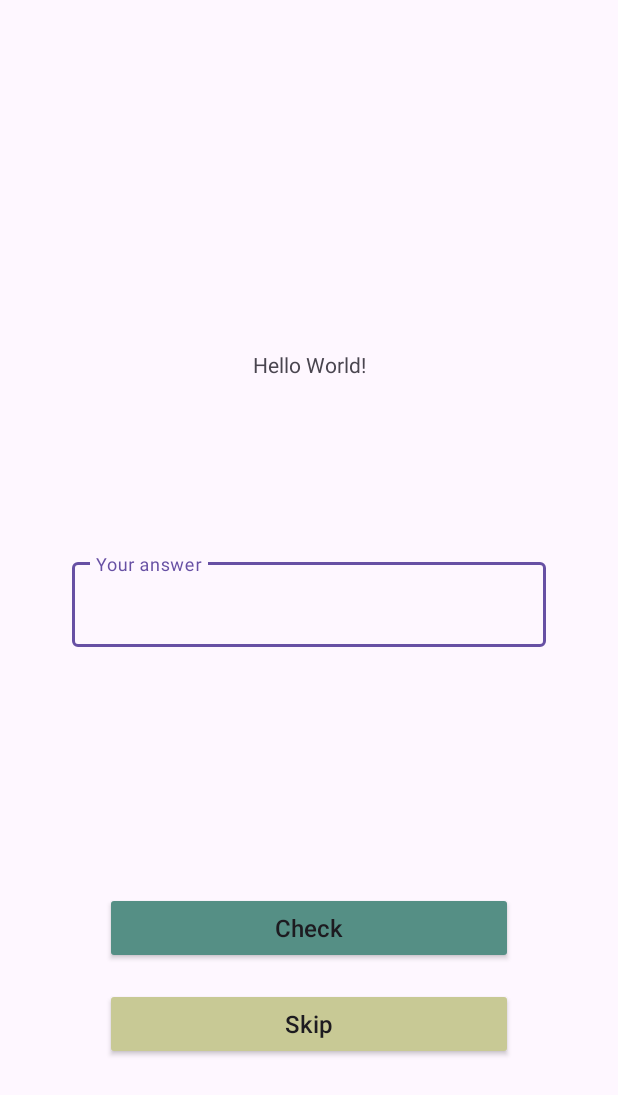
After one commit to GermanFromSP/GoogleUnscrambleAppTDD, an Android app: the layout game_fragment.xml on its own in the app's theme, with its tools: preview values and no code run, on a phone screen of 412 x 824 dp. The commit adds this screen. Shown: the top 1095 px of the screen. Run offline under Robolectric (Android 15) with nearby library versions, the phone set to English and light mode, and no system bars.

Commit message:
UG-15 navigation

```diff
--- a/app/src/main/java/ru/german/android/expertcourseunscrambleword/GameRepository.kt
+++ b/app/src/main/java/ru/german/android/expertcourseunscrambleword/GameRepository.kt
@@ -22,6 +22,5 @@ interface GameRepository {
             wordCaseIndex.save(wordCaseIndex.read() + 1)
             if (wordCaseIndex.read() == listOfOriginal.size) wordCaseIndex.save(0)
         }
-
     }
 }
--- a/app/src/main/java/ru/german/android/expertcourseunscrambleword/GameViewModel.kt
+++ b/app/src/main/java/ru/german/android/expertcourseunscrambleword/GameViewModel.kt
@@ -30,7 +30,5 @@ class GameViewModel(private val repository: GameRepository) {
         } else {
             GameUiState.Empty
         }
-
     }
-
 }
--- /dev/null
+++ b/app/src/main/java/ru/german/android/expertcourseunscrambleword/game/GameScreen.kt
@@ -0,0 +1,5 @@
+package ru.german.android.expertcourseunscrambleword.game
+
+import ru.german.android.expertcourseunscrambleword.Screen
+
+object GameScreen : Screen.Replace(GameFragment())
--- /dev/null
+++ b/app/src/main/java/ru/german/android/expertcourseunscrambleword/game/NavigateToGame.kt
@@ -0,0 +1,6 @@
+package ru.german.android.expertcourseunscrambleword.game
+
+
+interface NavigateToGame {
+    fun navigateToGame()
+}
--- /dev/null
+++ b/app/src/main/java/ru/german/android/expertcourseunscrambleword/result/GameOverScreen.kt
@@ -0,0 +1,5 @@
+package ru.german.android.expertcourseunscrambleword.result
+
+import ru.german.android.expertcourseunscrambleword.Screen
+
+object GameOverScreen : Screen.Replace(GameOverFragment())
--- /dev/null
+++ b/app/src/main/java/ru/german/android/expertcourseunscrambleword/result/NavigateToGameOver.kt
@@ -0,0 +1,6 @@
+package ru.german.android.expertcourseunscrambleword.result
+
+
+interface NavigateToGameOver {
+    fun navigateToGameOver()
+}
--- a/app/src/main/java/ru/german/android/expertcourseunscrambleword/views/check/CheckButton.kt
+++ b/app/src/main/java/ru/german/android/expertcourseunscrambleword/views/check/CheckButton.kt
@@ -41,7 +41,6 @@ class CheckButton : AppCompatButton, UpdateCheckButton {
         super.onRestoreInstanceState(restoreState.superState)
         update(restoreState.restore())
     }
-
 }
 
 interface UpdateCheckButton  {
--- /dev/null
+++ b/app/src/main/res/layout/game_fragment.xml
@@ -0,0 +1,85 @@
+<?xml version="1.0" encoding="utf-8"?>
+<LinearLayout xmlns:android="http://schemas.android.com/apk/res/android"
+    xmlns:app="http://schemas.android.com/apk/res-auto"
+    xmlns:tools="http://schemas.android.com/tools"
+    android:id="@+id/rootLayout"
+    android:layout_width="match_parent"
+    android:layout_height="match_parent"
+
+    android:gravity="center"
+    android:orientation="vertical"
+    tools:context=".MainActivity">
+
+    <Space
+        android:layout_width="match_parent"
+        android:layout_height="0dp"
+        android:layout_weight="1" />
+
+    <ru.german.android.expertcourseunscrambleword.views.scrambleword.ScrambleTextView
+        android:id="@+id/scrambledWordTextView"
+        android:layout_width="match_parent"
+        android:layout_height="wrap_content"
+        android:text="Hello World!"
+        android:textAlignment="center"
+        android:freezesText="true"
+        app:layout_constraintBottom_toBottomOf="parent"
+        app:layout_constraintEnd_toEndOf="parent"
+        app:layout_constraintStart_toStartOf="parent"
+        app:layout_constraintTop_toTopOf="parent" />
+
+    <Space
+        android:layout_width="match_parent"
+        android:layout_height="0dp"
+        android:layout_weight="0.5" />
+
+    <ru.german.android.expertcourseunscrambleword.views.input.InputView
+        android:id="@+id/inputView"
+        android:layout_width="match_parent"
+        android:layout_height="wrap_content"/>
+
+    <Space
+        android:layout_width="match_parent"
+        android:layout_height="0dp"
+        android:layout_weight="0.7" />
+
+    <ru.german.android.expertcourseunscrambleword.views.check.CheckButton
+        android:id="@+id/checkButton"
+        android:layout_width="match_parent"
+        android:layout_height="wrap_content"
+        android:layout_marginStart="70dp"
+        android:layout_marginEnd="70dp"
+        android:layout_marginBottom="16dp"
+        android:backgroundTint="#558F85"
+        android:text="@string/check"
+        android:textAllCaps="false"
+        android:textSize="16sp" />
+
+    <ru.german.android.expertcourseunscrambleword.views.visibilitybutton.VisibilityButton
+        android:id="@+id/skipButton"
+        android:layout_width="match_parent"
+        android:layout_height="wrap_content"
+        android:layout_marginStart="70dp"
+        android:layout_marginEnd="70dp"
+        android:backgroundTint="#C8C995"
+        android:text="@string/skip"
+        android:textAllCaps="false"
+        android:textSize="16sp" />
+
+    <ru.german.android.expertcourseunscrambleword.views.visibilitybutton.VisibilityButton
+        android:id="@+id/nextButton"
+        android:layout_width="match_parent"
+        android:layout_height="wrap_content"
+        android:layout_marginStart="70dp"
+        android:layout_marginEnd="70dp"
+        android:backgroundTint="#A297E7"
+        android:text="@string/next"
+        android:textAllCaps="false"
+        android:textSize="16sp"
+        android:visibility="gone" />
+
+    <Space
+        android:layout_width="match_parent"
+        android:layout_height="0dp"
+        android:layout_weight="0.5" />
+
+</LinearLayout>
```
Also changed, not shown: app/src/main/java/ru/german/android/expertcourseunscrambleword/MainActivity.kt (+19 -69 lines), app/src/main/java/ru/german/android/expertcourseunscrambleword/Screen.kt (added, +18 -0 lines), app/src/main/java/ru/german/android/expertcourseunscrambleword/UnscrambleApp.kt (+8 -0 lines), app/src/main/java/ru/german/android/expertcourseunscrambleword/game/GameFragment.kt (added, +92 -0 lines), app/src/main/java/ru/german/android/expertcourseunscrambleword/result/GameOverFragment.kt (added, +44 -0 lines), app/src/main/res/layout/activity_main.xml (+3 -76 lines).
